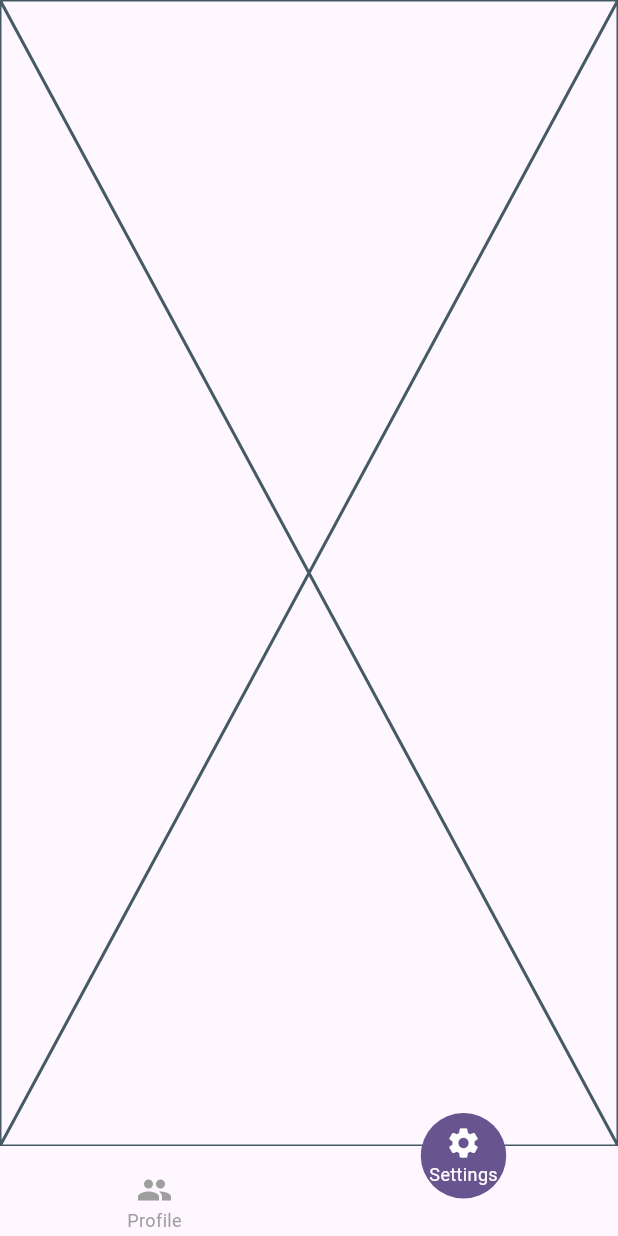
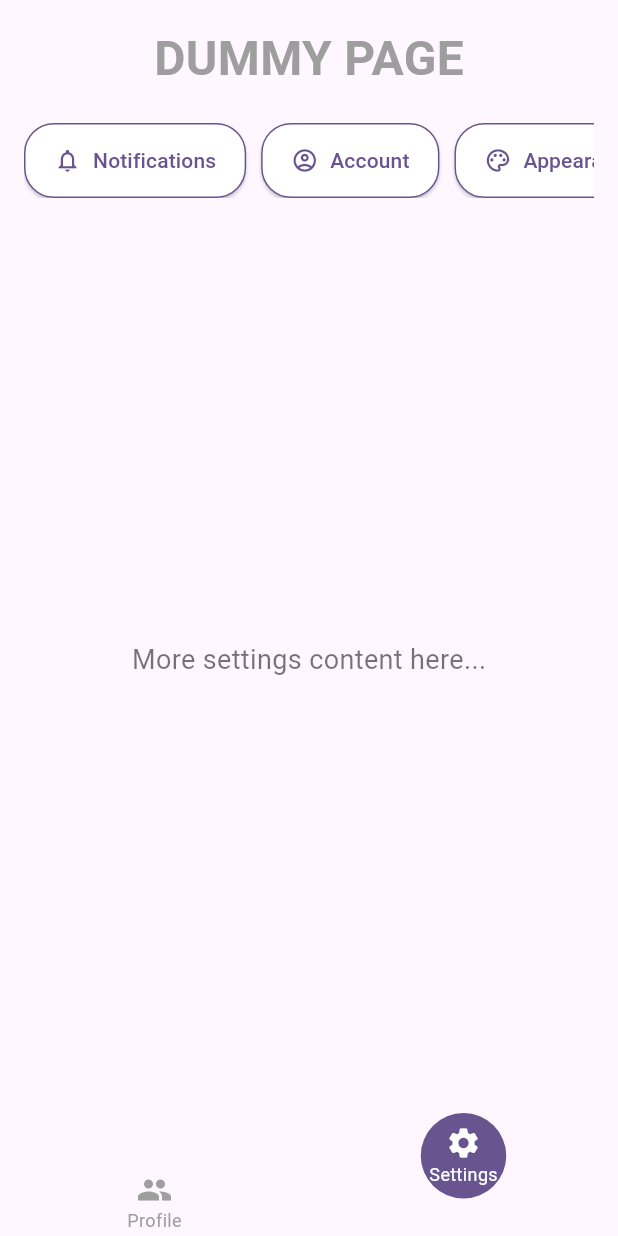
Before and after one commit to ombhut175/demo_flutter, a Flutter app: the screen it shows once a user with an empty profile is signed in, swiped to page 2, on a phone screen of 412 x 824 dp. Run offline on Flutter 3.47's test engine with Material 3 defaults, Android fonts, the phone set to English and light mode, and no system bars; drawn by our look-alikes of curved_navigation_bar; our stand-ins replace cloud_firestore, firebase_auth, firebase_core, flutter_easyloading, google_fonts; accounts and stored records are empty.

Commit message:
feat(settings): replace placeholder with interactive settings UI
Changed the import from `cupertino` to `material` for more general widget usage. Added a scaffold with a column layout, including a centered title, horizontal list of setting buttons, and an expanded section for additional content. This enhances the user experience by providing a functional and visually appealing settings page.

```diff
--- a/lib/pages/tabs/settings.dart
+++ b/lib/pages/tabs/settings.dart
@@ -1,4 +1,4 @@
-import 'package:flutter/cupertino.dart';
+import 'package:flutter/material.dart'; // Changed from cupertino to material for more general widgets
 
 class Settings extends StatelessWidget {
   //note this is a dummy screen
@@ -7,6 +7,67 @@ class Settings extends StatelessWidget {
 
   @override
   Widget build(BuildContext context) {
-    return const Placeholder();
+    return Scaffold(
+      body: Padding(
+        padding: const EdgeInsets.all(16.0),
+        child: Column(
+          crossAxisAlignment: CrossAxisAlignment.start,
+          children: [
+            const Center(
+              child: Text(
+                'DUMMY PAGE',
+                style: TextStyle(
+                  fontSize: 32,
+                  fontWeight: FontWeight.bold,
+                  color: Colors.grey,
+                ),
+              ),
+            ),
+            const SizedBox(height: 20),
+            SizedBox(
+              height: 50,
+              child: ListView(
+                scrollDirection: Axis.horizontal,
+                children: <Widget>[
+                  _buildSettingButton(context, 'Notifications', Icons.notifications_none, () {}),
+                  const SizedBox(width: 10),
+                  _buildSettingButton(context, 'Account', Icons.account_circle_outlined, () {}),
+                  const SizedBox(width: 10),
+                  _buildSettingButton(context, 'Appearance', Icons.palette_outlined, () {}),
+                  const SizedBox(width: 10),
+                  _buildSettingButton(context, 'Privacy', Icons.lock_outline, () {}),
+                  const SizedBox(width: 10),
+                  _buildSettingButton(context, 'About', Icons.info_outline, () {}),
+                ],
+              ),
+            ),
+            const Expanded(
+              child: Center(
+                child: Text(
+                  'More settings content here...',
+                  style: TextStyle(fontSize: 18, color: Colors.black54),
+                ),
+              ),
+            ),
+          ],
+        ),
+      ),
+    );
+  }
+
+  Widget _buildSettingButton(BuildContext context, String title, IconData icon, VoidCallback onPressed) {
+    return ElevatedButton.icon(
+      icon: Icon(icon, color: Theme.of(context).primaryColor),
+      label: Text(title, style: TextStyle(color: Theme.of(context).primaryColor)),
+      onPressed: onPressed,
+      style: ElevatedButton.styleFrom(
+        backgroundColor: Colors.white,
+        side: BorderSide(color: Theme.of(context).primaryColor, width: 1),
+        shape: RoundedRectangleBorder(
+          borderRadius: BorderRadius.circular(20),
+        ),
+        padding: const EdgeInsets.symmetric(horizontal: 20, vertical: 10),
+      ),
+    );
   }
 }
```
